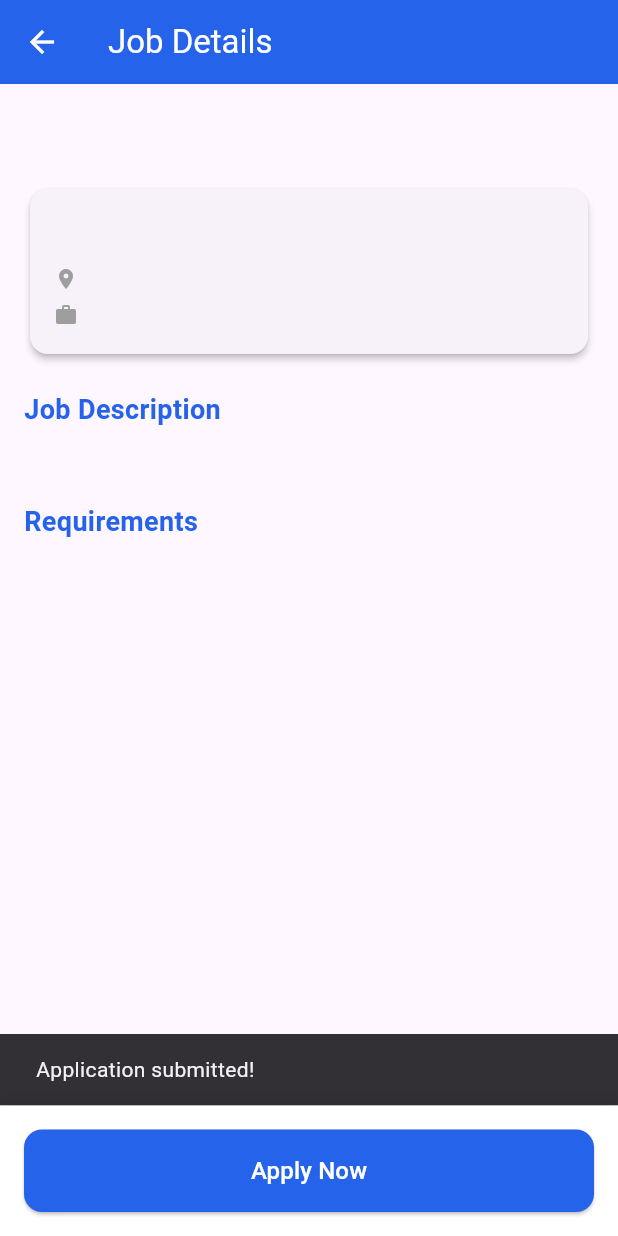
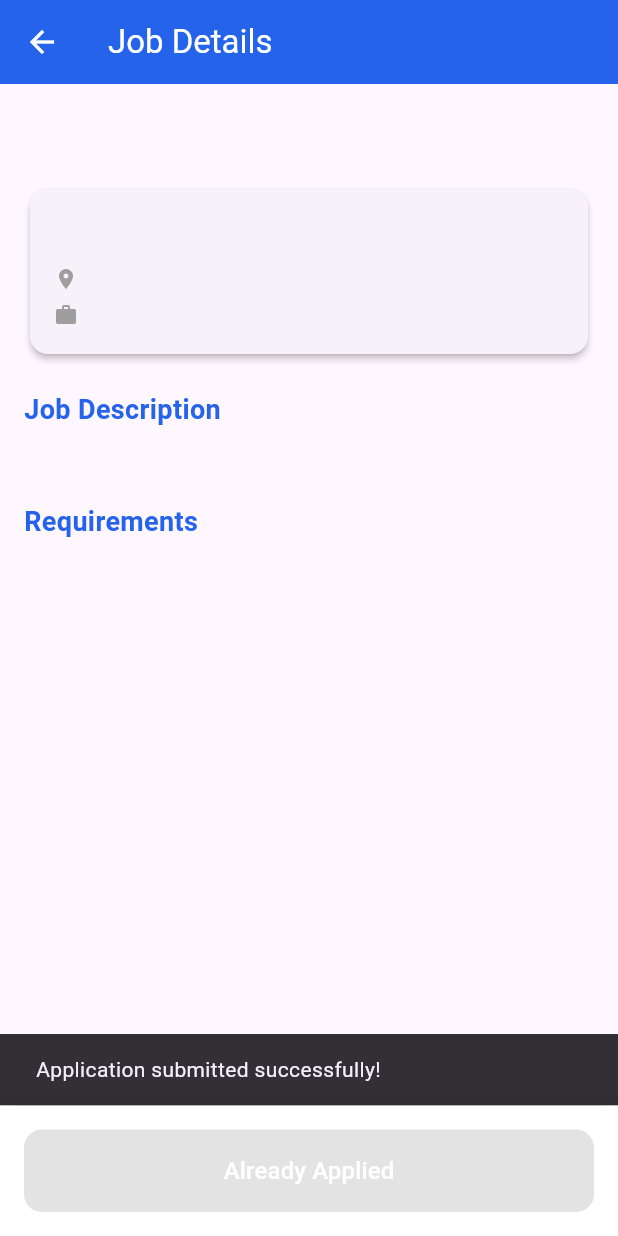
Before and after one commit to selwyn420/Tinguha-Mobile-App, a Flutter app: the JobDetailScreen screen opened directly with empty values, after a tap on "Apply Now", on a phone screen of 412 x 824 dp. Run offline on Flutter 3.47's test engine with Material 3 defaults, Android fonts, the phone set to English and light mode, and no system bars; our stand-ins replace cloud_firestore, file_picker, firebase_auth, firebase_core; accounts and stored records are empty; Roboto replaces fonts that are missing (Arial).

Commit message:
added: backend applications tab

```diff
--- /dev/null
+++ b/lib/models/application_model.dart
@@ -0,0 +1,45 @@
+import 'package:cloud_firestore/cloud_firestore.dart';
+
+class ApplicationModel {
+  final String id;
+  final String userId;
+  final String jobId;
+  final String status;
+  final DateTime appliedDate;
+  final String? jobTitle;
+  final String? companyName;
+
+  ApplicationModel({
+    required this.id,
+    required this.userId,
+    required this.jobId,
+    required this.status,
+    required this.appliedDate,
+    this.jobTitle,
+    this.companyName,
+  });
+
+  factory ApplicationModel.fromFirestore(DocumentSnapshot doc) {
+    Map<String, dynamic> data = doc.data() as Map<String, dynamic>;
+    return ApplicationModel(
+      id: doc.id,
+      userId: data['userId'] ?? '',
+      jobId: data['jobId'] ?? '',
+      status: data['status'] ?? 'pending',
+      appliedDate: (data['appliedDate'] as Timestamp?)?.toDate() ?? DateTime.now(),
+      jobTitle: data['jobTitle'],
+      companyName: data['companyName'],
+    );
+  }
+
+  Map<String, dynamic> toMap() {
+    return {
+      'userId': userId,
+      'jobId': jobId,
+      'status': status,
+      'appliedDate': Timestamp.fromDate(appliedDate),
+      'jobTitle': jobTitle,
+      'companyName': companyName,
+    };
+  }
+}
--- a/lib/screens/job_detail_screen.dart
+++ b/lib/screens/job_detail_screen.dart
@@ -1,10 +1,77 @@
 import 'package:flutter/material.dart';
 import '../../models/job_model.dart';
+import '../../services/application_service.dart';
 
-class JobDetailScreen extends StatelessWidget {
+class JobDetailScreen extends StatefulWidget {
   final JobModel job;
+  final String currentUserId;
 
-  const JobDetailScreen({super.key, required this.job});
+  const JobDetailScreen({
+    super.key,
+    required this.job,
+    required this.currentUserId,
+  });
+
+  @override
+  State<JobDetailScreen> createState() => _JobDetailScreenState();
+}
+
+class _JobDetailScreenState extends State<JobDetailScreen> {
+  final ApplicationService _applicationService = ApplicationService();
+  bool _hasApplied = false;
+  bool _isCheckingStatus = true;
+  bool _isApplying = false;
+
+  @override
+  void initState() {
+    super.initState();
+    _checkApplicationStatus();
+  }
+
+  Future<void> _checkApplicationStatus() async {
+    try {
+      final hasApplied = await _applicationService.hasUserApplied(
+        widget.currentUserId,
+        widget.job.id,
+      );
+      if (mounted) {
+        setState(() {
+          _hasApplied = hasApplied;
+          _isCheckingStatus = false;
+        });
+      }
+    } catch (e) {
+      if (mounted) {
+        setState(() => _isCheckingStatus = false);
+      }
+    }
+  }
+
+  Future<void> _applyForJob() async {
+    setState(() => _isApplying = true);
+
+    try {
+      await _applicationService.applyForJob(widget.currentUserId, widget.job);
+
+      if (mounted) {
+        setState(() {
+          _hasApplied = true;
+          _isApplying = false;
+        });
+
+        ScaffoldMessenger.of(context).showSnackBar(
+          const SnackBar(content: Text('Application submitted successfully!')),
+        );
+      }
+    } catch (e) {
+      if (mounted) {
+        setState(() => _isApplying = false);
+        ScaffoldMessenger.of(context).showSnackBar(
+          SnackBar(content: Text('Error: ${e.toString()}')),
+        );
+      }
+    }
+  }
 
   @override
   Widget build(BuildContext context) {
@@ -19,7 +86,14 @@ class JobDetailScreen extends StatelessWidget {
         child: Column(
           crossAxisAlignment: CrossAxisAlignment.start,
           children: [
-            Text(job.jobTitle, style: const TextStyle(fontSize: 24.0, fontWeight: FontWeight.bold, color: Color(0xFF2563EB))),
+            Text(
+              widget.job.jobTitle,
+              style: const TextStyle(
+                fontSize: 24.0,
+                fontWeight: FontWeight.bold,
+                color: Color(0xFF2563EB),
+              ),
+            ),
             const SizedBox(height: 16.0),
 
             Card(
@@ -30,25 +104,49 @@ class JobDetailScreen extends StatelessWidget {
                 child: Column(
                   crossAxisAlignment: CrossAxisAlignment.start,
                   children: [
-                    Text(job.companyName, style: const TextStyle(fontSize: 18.0, fontWeight: FontWeight.bold)),
+                    Text(widget.job.companyName, style: const TextStyle(fontSize: 18.0, fontWeight: FontWeight.bold)),
                     const SizedBox(height: 8.0),
-                    Row(children: [Icon(Icons.location_on, size: 16, color: Colors.grey[500]), const SizedBox(width: 4.0), Text(job.location, style: TextStyle(fontSize: 14.0, color: Colors.grey[600]))]),
+                    Row(
+                      children: [
+                        Icon(Icons.location_on, size: 16, color: Colors.grey[500]),
+                        const SizedBox(width: 4.0),
+                        Text(widget.job.location, style: TextStyle(fontSize: 14.0, color: Colors.grey[600])),
+                      ],
+                    ),
                     const SizedBox(height: 4.0),
-                    Row(children: [Icon(Icons.work, size: 16, color: Colors.grey[500]), const SizedBox(width: 4.0), Text(job.employmentType, style: TextStyle(fontSize: 14.0, color: Colors.grey[600]))]),
+                    Row(
+                      children: [
+                        Icon(Icons.work, size: 16, color: Colors.grey[500]),
+                        const SizedBox(width: 4.0),
+                        Text(widget.job.employmentType, style: TextStyle(fontSize: 14.0, color: Colors.grey[600])),
+                      ],
+                    ),
                   ],
                 ),
               ),
             ),
             const SizedBox(height: 20.0),
 
-            const Text('Job Description', style: TextStyle(fontSize: 18.0, fontWeight: FontWeight.bold, color: Color(0xFF2563EB))),
+            const Text(
+              'Job Description',
+              style: TextStyle(fontSize: 18.0, fontWeight: FontWeight.bold, color: Color(0xFF2563EB)),
+            ),
             const SizedBox(height: 8.0),
-            Text(job.jobDescription, style: TextStyle(fontSize: 14.0, color: Colors.grey[700], height: 1.5)),
+            Text(
+              widget.job.jobDescription,
+              style: TextStyle(fontSize: 14.0, color: Colors.grey[700], height: 1.5),
+            ),
             const SizedBox(height: 20.0),
 
-            const Text('Requirements', style: TextStyle(fontSize: 18.0, fontWeight: FontWeight.bold, color: Color(0xFF2563EB))),
+            const Text(
+              'Requirements',
+              style: TextStyle(fontSize: 18.0, fontWeight: FontWeight.bold, color: Color(0xFF2563EB)),
+            ),
             const SizedBox(height: 8.0),
-            Text(job.requirements, style: TextStyle(fontSize: 14.0, color: Colors.grey[700], height: 1.5)),
+            Text(
+              widget.job.requirements,
+              style: TextStyle(fontSize: 14.0, color: Colors.grey[700], height: 1.5),
+            ),
           ],
         ),
       ),
@@ -56,15 +154,34 @@ class JobDetailScreen extends StatelessWidget {
         padding: const EdgeInsets.all(16.0),
         decoration: BoxDecoration(
           color: Colors.white,
-          boxShadow: [BoxShadow(color: Colors.black.withOpacity(0.1), blurRadius: 8, offset: const Offset(0, -2))],
+          boxShadow: [
+            BoxShadow(
+              color: Colors.black.withOpacity(0.1),
+              blurRadius: 8,
+              offset: const Offset(0, -2),
+            ),
+          ],
         ),
-        child: ElevatedButton(
-          onPressed: () {
-            ScaffoldMessenger.of(context).showSnackBar(const SnackBar(content: Text('Application submitted!')));
-          },
-          style: ElevatedButton.styleFrom(backgroundColor: const Color(0xFF2563EB), padding: const EdgeInsets.symmetric(vertical: 16), shape: RoundedRectangleBorder(borderRadius: BorderRadius.circular(12.0))),
-          child: const Text('Apply Now', style: TextStyle(fontSize: 16, color: Colors.white)),
-        ),
+        child: _isCheckingStatus
+            ? const Center(child: CircularProgressIndicator())
+            : ElevatedButton(
+                onPressed: _hasApplied || _isApplying ? null : _applyForJob,
+                style: ElevatedButton.styleFrom(
+                  backgroundColor: _hasApplied ? Colors.grey : const Color(0xFF2563EB),
+                  padding: const EdgeInsets.symmetric(vertical: 16),
+                  shape: RoundedRectangleBorder(borderRadius: BorderRadius.circular(12.0)),
+                ),
+                child: _isApplying
+                    ? const SizedBox(
+                        height: 20,
+                        width: 20,
+                        child: CircularProgressIndicator(strokeWidth: 2, color: Colors.white),
+                      )
+                    : Text(
+                        _hasApplied ? 'Already Applied' : 'Apply Now',
+                        style: const TextStyle(fontSize: 16, color: Colors.white),
+                      ),
+              ),
       ),
     );
   }
--- /dev/null
+++ b/lib/services/application_service.dart
@@ -0,0 +1,63 @@
+import 'package:cloud_firestore/cloud_firestore.dart';
+import '../models/application_model.dart';
+import '../models/job_model.dart';
+
+class ApplicationService {
+  final FirebaseFirestore _firestore = FirebaseFirestore.instance;
+  final String collection = 'applications';
+
+  // Get all applications for a user
+  Stream<List<ApplicationModel>> getUserApplications(String userId) {
+    return _firestore
+        .collection(collection)
+        .where('userId', isEqualTo: userId)
+        .orderBy('appliedDate', descending: true)
+        .snapshots()
+        .map((snapshot) =>
+            snapshot.docs.map((doc) => ApplicationModel.fromFirestore(doc)).toList());
+  }
+
+  // Check if user already applied
+  Future<bool> hasUserApplied(String userId, String jobId) async {
+    final querySnapshot = await _firestore
+        .collection(collection)
+        .where('userId', isEqualTo: userId)
+        .where('jobId', isEqualTo: jobId)
+        .limit(1)
+        .get();
+
+    return querySnapshot.docs.isNotEmpty;
+  }
+
+  // Apply for a job
+  Future<void> applyForJob(String userId, JobModel job) async {
+    final hasApplied = await hasUserApplied(userId, job.id);
+    if (hasApplied) {
+      throw Exception('You have already applied for this job');
+    }
+
+    final application = ApplicationModel(
+      id: _firestore.collection(collection).doc().id,
+      userId: userId,
+      jobId: job.id,
+      status: 'pending',
+      appliedDate: DateTime.now(),
+      jobTitle: job.jobTitle,
+      companyName: job.companyName,
+    );
+
+    await _firestore
+        .collection(collection)
+        .doc(application.id)
+        .set(application.toMap());
+  }
+
+  // Get application count for a job
+  Stream<int> getJobApplicationCount(String jobId) {
+    return _firestore
+        .collection(collection)
+        .where('jobId', isEqualTo: jobId)
+        .snapshots()
+        .map((snapshot) => snapshot.docs.length);
+  }
+}
```
Also changed, not shown: lib/screens/company/dashboard_screen.dart (+23 -14 lines), lib/screens/job_seeker/dashboard_screen.dart (+179 -127 lines).
